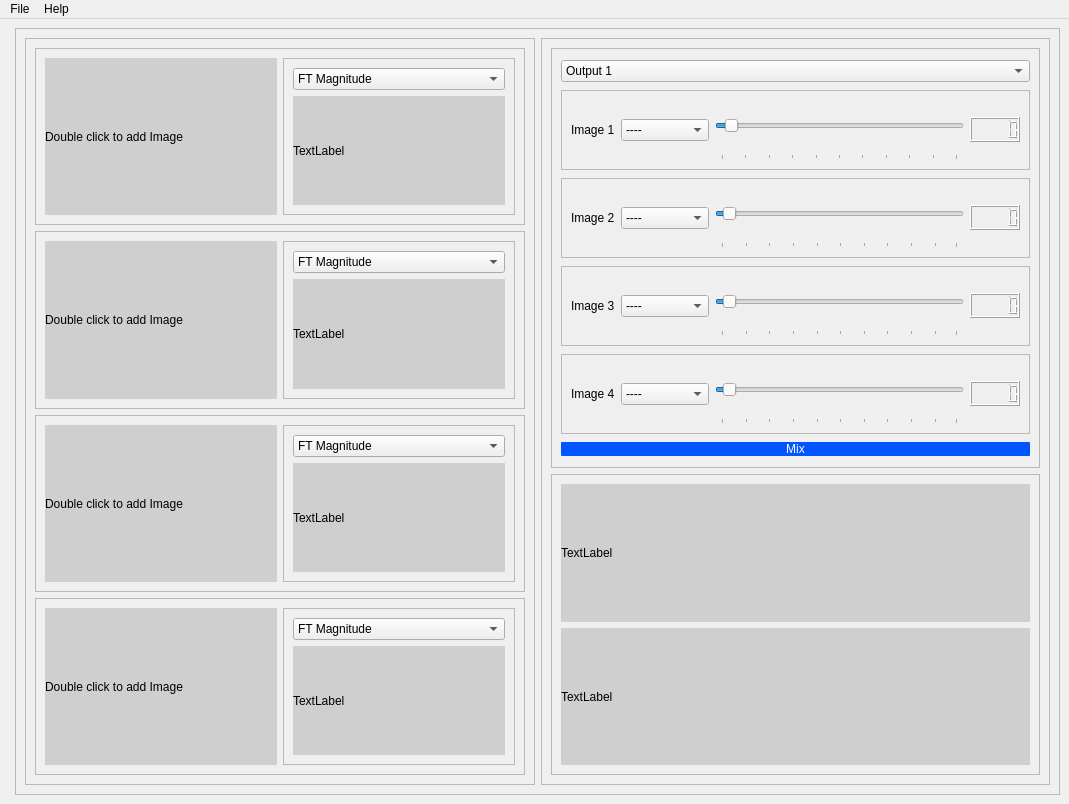
First picture: the form in task4.ui, repository OmarAtef0/Fourier-Transform-Mixer, before the edit.
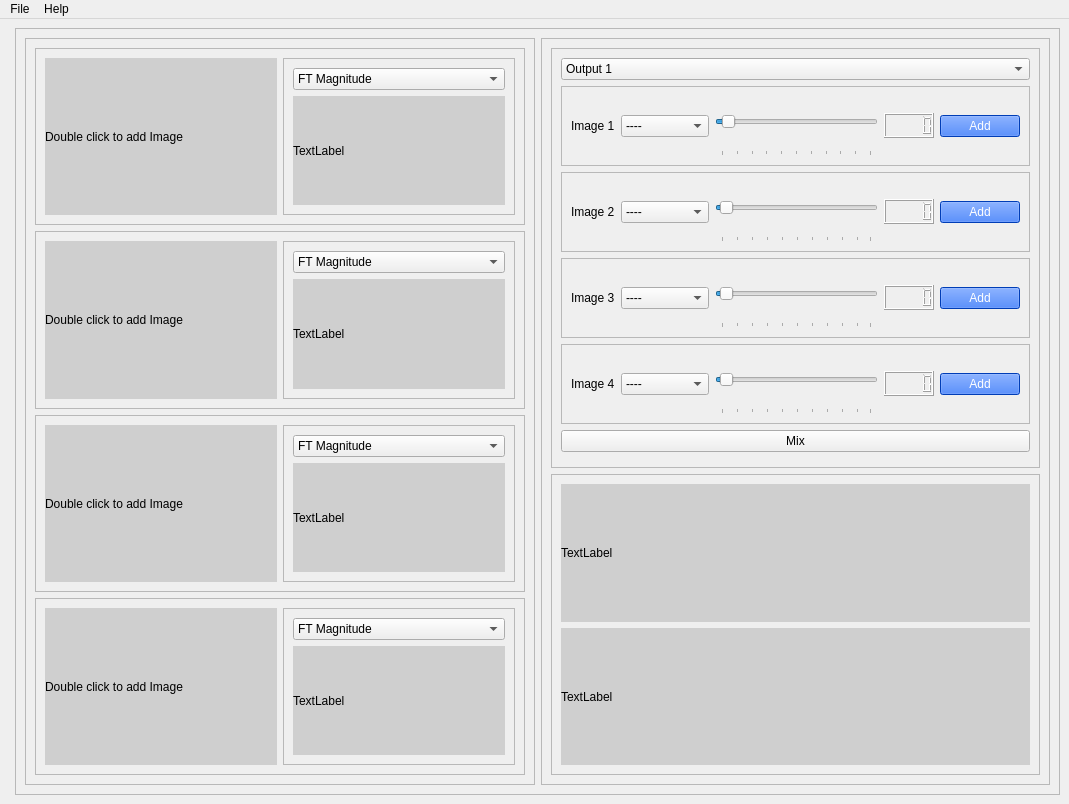
Second picture: the form after the edit.

Commit message: handling the chosen components in UI

The edit to the form file:
```diff
--- a/task4.ui
+++ b/task4.ui
@@ -531,6 +531,26 @@
                   </property>
                  </widget>
                 </item>
+                <item>
+                 <widget class="QPushButton" name="addButton">
+                  <property name="styleSheet">
+                   <string notr="true">
+
+QPushButton {
+    background-color: rgb(0, 85, 255);
+color:rgb(255, 255, 255);
+}
+
+QPushButton:hover {
+    background-color: rgb(0, 50, 150);
+}
+</string>
+                  </property>
+                  <property name="text">
+                   <string>Add</string>
+                  </property>
+                 </widget>
+                </item>
                </layout>
               </widget>
              </item>
@@ -644,6 +664,26 @@
                   </property>
                  </widget>
                 </item>
+                <item>
+                 <widget class="QPushButton" name="addButton_2">
+                  <property name="styleSheet">
+                   <string notr="true">
+
+QPushButton {
+    background-color: rgb(0, 85, 255);
+color:rgb(255, 255, 255);
+}
+
+QPushButton:hover {
+    background-color: rgb(0, 50, 150);
+}
+</string>
+                  </property>
+                  <property name="text">
+                   <string>Add</string>
+                  </property>
+                 </widget>
+                </item>
                </layout>
               </widget>
              </item>
@@ -757,6 +797,26 @@
                   </property>
                  </widget>
                 </item>
+                <item>
+                 <widget class="QPushButton" name="addButton_3">
+                  <property name="styleSheet">
+                   <string notr="true">
+
+QPushButton {
+    background-color: rgb(0, 85, 255);
+color:rgb(255, 255, 255);
+}
+
+QPushButton:hover {
+    background-color: rgb(0, 50, 150);
+}
+</string>
+                  </property>
+                  <property name="text">
+                   <string>Add</string>
+                  </property>
+                 </widget>
+                </item>
                </layout>
               </widget>
              </item>
@@ -870,6 +930,26 @@
                   </property>
                  </widget>
                 </item>
+                <item>
+                 <widget class="QPushButton" name="addButton_4">
+                  <property name="styleSheet">
+                   <string notr="true">
+
+QPushButton {
+    background-color: rgb(0, 85, 255);
+color:rgb(255, 255, 255);
+}
+
+QPushButton:hover {
+    background-color: rgb(0, 50, 150);
+}
+</string>
+                  </property>
+                  <property name="text">
+                   <string>Add</string>
+                  </property>
+                 </widget>
+                </item>
                </layout>
               </widget>
              </item>
@@ -878,18 +958,7 @@
                <item>
                 <widget class="QPushButton" name="pushButton">
                  <property name="styleSheet">
-                  <string notr="true">
-
-QPushButton {
-    background-color: rgb(0, 85, 255);
-color:rgb(255, 255, 255);
-border-radius: 1px;
-}
-
-QPushButton:hover {
-    background-color: rgb(0, 50, 150);
-}
-</string>
+                  <string notr="true">border-height: 2px;</string>
                  </property>
                  <property name="text">
                   <string>Mix</string>
```
Left out of the diff: 4 changed lines with no effect on the pictures. The commit also changes 2 other files.
